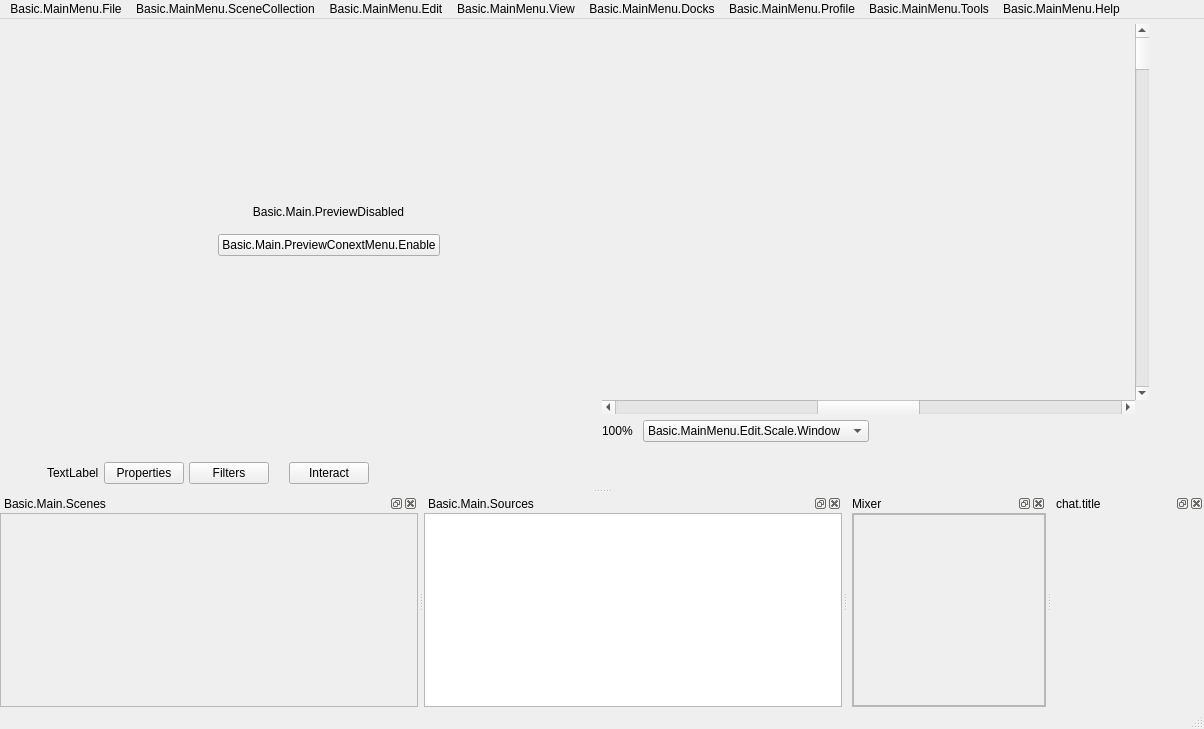
First picture: the form in src/prism-live-studio/PRISMLiveStudio/obs-ui/forms/OBSBasic.ui, repository naver/prism-live-studio, before the edit.
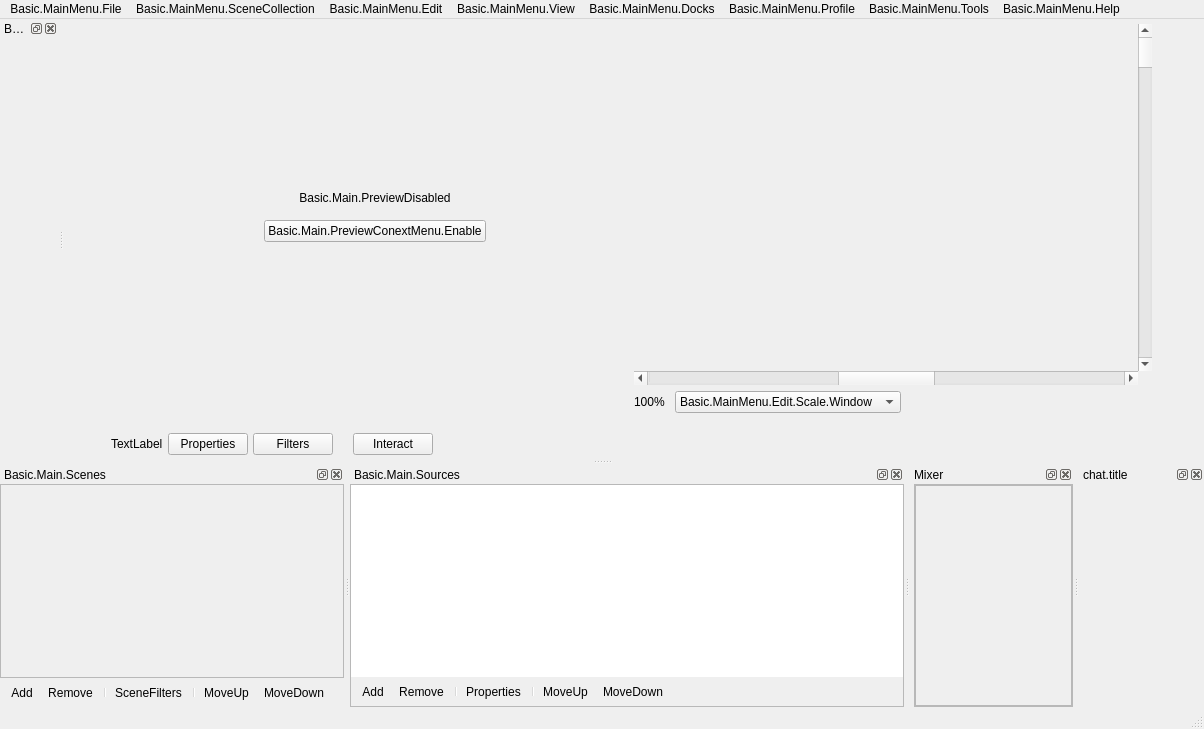
Second picture: the form after the edit. Icons and pictures are not drawn. Custom widgets are drawn as their Qt base class.

Patch:
```diff
--- a/src/prism-live-studio/PRISMLiveStudio/obs-ui/forms/OBSBasic.ui
+++ b/src/prism-live-studio/PRISMLiveStudio/obs-ui/forms/OBSBasic.ui
@@ -1027,6 +1027,26 @@
        </layout>
       </widget>
      </item>
+     <item>
+      <widget class="QToolBar" name="scenesToolbar">
+       <property name="iconSize">
+        <size>
+         <width>16</width>
+         <height>16</height>
+        </size>
+       </property>
+       <property name="floatable">
+        <bool>false</bool>
+       </property>
+       <addaction name="actionAddScene"/>
+       <addaction name="actionRemoveScene"/>
+       <addaction name="separator"/>
+       <addaction name="actionSceneFilters"/>
+       <addaction name="separator"/>
+       <addaction name="actionSceneUp"/>
+       <addaction name="actionSceneDown"/>
+      </widget>
+     </item>
     </layout>
    </widget>
   </widget>
@@ -1141,6 +1161,26 @@
           </property>
          </spacer>
         </item>
+        <item>
+         <widget class="QToolBar" name="sourcesToolbar">
+          <property name="iconSize">
+           <size>
+            <width>16</width>
+            <height>16</height>
+           </size>
+          </property>
+          <property name="floatable">
+           <bool>false</bool>
+          </property>
+          <addaction name="actionAddSource"/>
+          <addaction name="actionRemoveSource"/>
+          <addaction name="separator"/>
+          <addaction name="actionSourceProperties"/>
+          <addaction name="separator"/>
+          <addaction name="actionSourceUp"/>
+          <addaction name="actionSourceDown"/>
+         </widget>
+        </item>
        </layout>
       </widget>
      </item>
@@ -1307,6 +1347,14 @@
     </layout>
    </widget>
   </widget>
+  <widget class="OBSDock" name="bgmDock">
+   <property name="windowTitle">
+    <string>Bgm.Title</string>
+   </property>
+   <attribute name="dockWidgetArea">
+    <number>1</number>
+   </attribute>
+  </widget>
   <action name="actionAddScene">
    <property name="icon">
     <iconset resource="obs.qrc">
```
Left out of the diff: 4 changed lines with no effect on the pictures.
